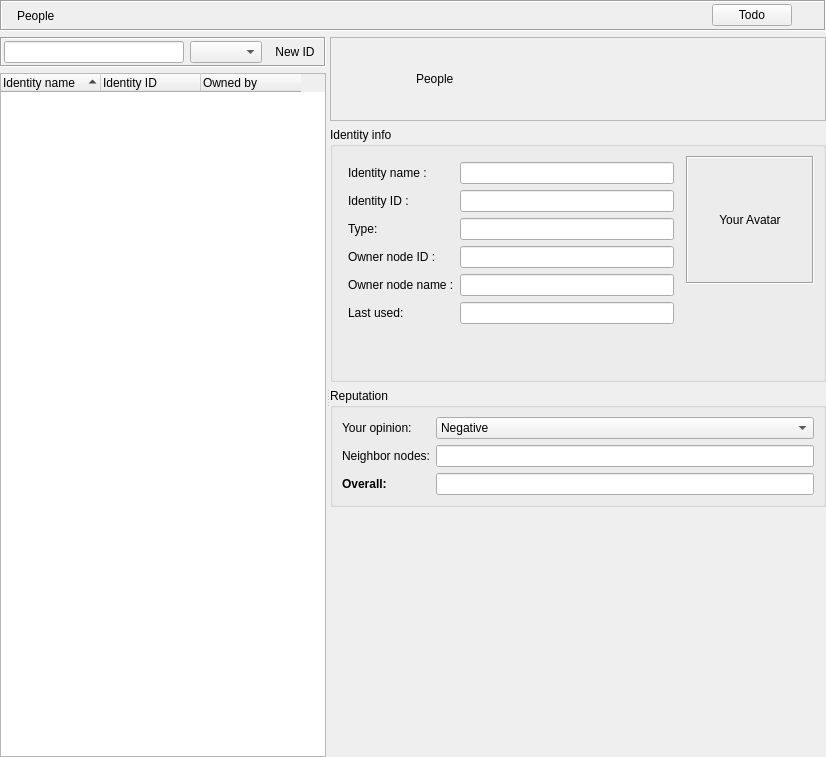
This is retroshare-gui/src/gui/Identity/IdDialog.ui in RetroShare/RetroShare as Qt 5 draws it before an edit. The edited form follows.
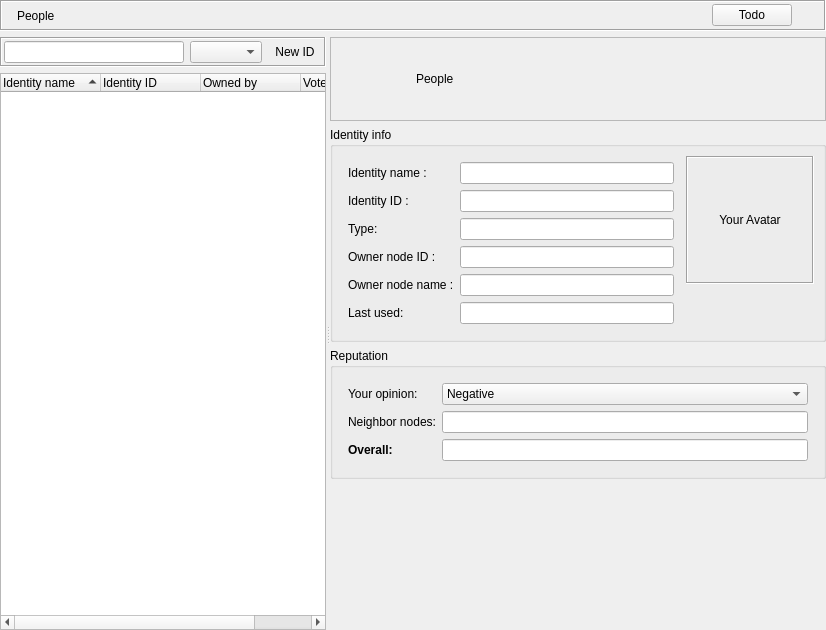
This is the edited form. Icons and pictures are not drawn. Custom widgets are drawn as their Qt base class.

Commit message: Moved to display pending packets on a QTreeWidget. Fixed People layout/spacing & display votes column.

Patch:
```diff
--- a/retroshare-gui/src/gui/Identity/IdDialog.ui
+++ b/retroshare-gui/src/gui/Identity/IdDialog.ui
@@ -7,7 +7,7 @@
     <x>0</x>
     <y>0</y>
     <width>826</width>
-    <height>757</height>
+    <height>630</height>
    </rect>
   </property>
   <property name="sizePolicy">
@@ -208,6 +208,11 @@
            <string>Owned by</string>
           </property>
          </column>
+         <column>
+          <property name="text">
+           <string>Votes</string>
+          </property>
+         </column>
         </widget>
        </item>
       </layout>
@@ -307,26 +312,9 @@
             <property name="margin">
              <number>6</number>
             </property>
-            <item row="1" column="0">
-             <widget class="QLabel" name="label">
-              <property name="text">
-               <string>Identity name :</string>
-              </property>
-             </widget>
-            </item>
-            <item row="7" column="1">
-             <spacer name="verticalSpacer_2">
-              <property name="orientation">
-               <enum>Qt::Vertical</enum>
-              </property>
-              <property name="sizeHint" stdset="0">
-               <size>
-                <width>20</width>
-                <height>40</height>
-               </size>
-              </property>
-             </spacer>
-            </item>
+            <property name="spacing">
+             <number>6</number>
+            </property>
             <item row="2" column="0">
              <widget class="QLabel" name="label_4">
               <property name="text">
@@ -334,6 +322,13 @@
               </property>
              </widget>
             </item>
+            <item row="1" column="0">
+             <widget class="QLabel" name="label">
+              <property name="text">
+               <string>Identity name :</string>
+              </property>
+             </widget>
+            </item>
             <item row="4" column="0">
              <widget class="QLabel" name="PgpId_LB">
               <property name="text">
@@ -457,7 +452,7 @@
               <property name="sizeHint" stdset="0">
                <size>
                 <width>20</width>
-                <height>40</height>
+                <height>2</height>
                </size>
               </property>
              </spacer>
@@ -467,8 +462,6 @@
          </layout>
         </widget>
        </item>
-       <item>
-        <layout class="QHBoxLayout" name="horizontalLayout_4">
          <item>
           <widget class="QGroupBox" name="reputationGroupBox">
            <property name="sizePolicy">
@@ -483,6 +476,9 @@
            <layout class="QVBoxLayout" name="verticalLayout_2">
             <item>
              <layout class="QGridLayout" name="gridLayout_2">
+            <property name="margin">
+             <number>6</number>
+            </property>
               <item row="2" column="1">
                <widget class="QLineEdit" name="neighborNodesOpinion_TF">
                 <property name="toolTip">
@@ -584,13 +580,14 @@
            </layout>
           </widget>
          </item>
-        </layout>
-       </item>
        <item>
         <spacer name="verticalSpacer">
          <property name="orientation">
           <enum>Qt::Vertical</enum>
          </property>
+         <property name="sizeType">
+          <enum>QSizePolicy::Expanding</enum>
+         </property>
          <property name="sizeHint" stdset="0">
           <size>
            <width>20</width>
```
Lines whose indentation alone changed are shown as unchanged. The commit also changes 4 other files.
